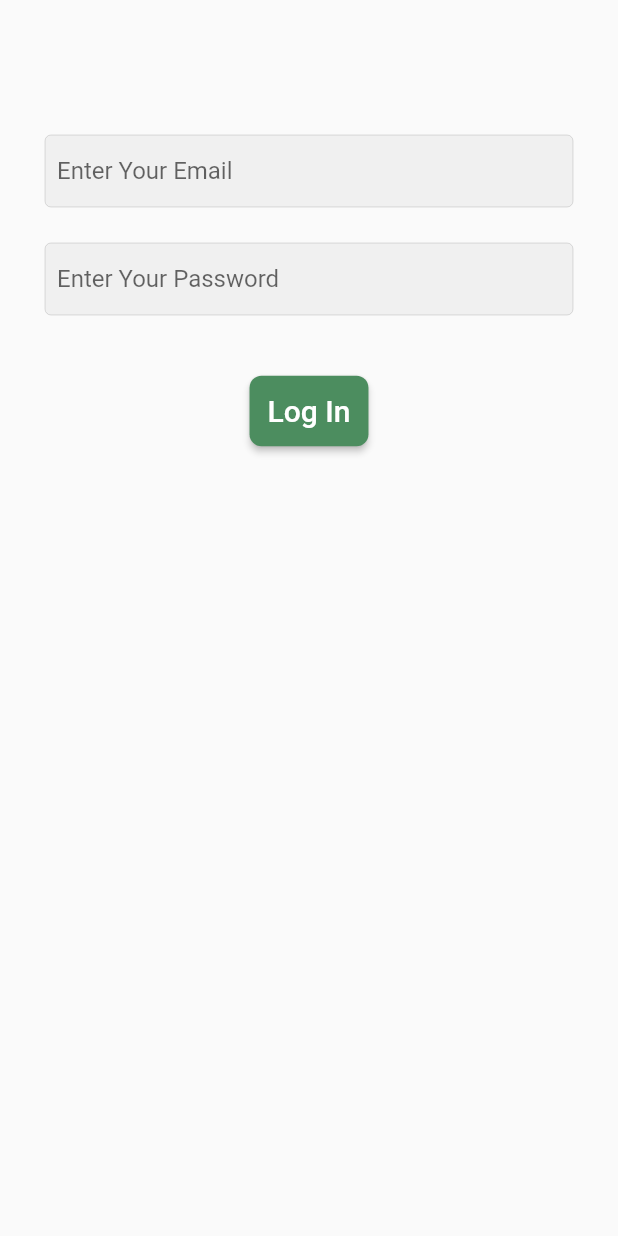
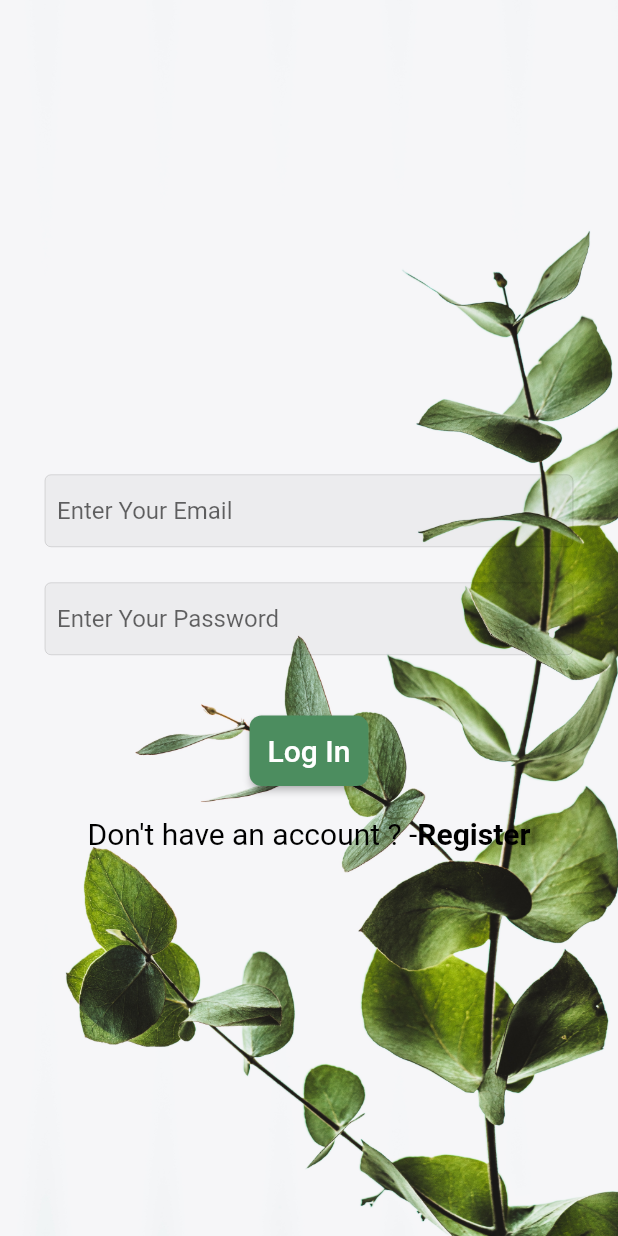
Before and after one commit to alaaRashed2001/flower, a Flutter app: the screen it shows after launch, on a phone screen of 412 x 824 dp. Run offline on Flutter 3.47's test engine with Material 2 defaults, Android fonts, the phone set to English and light mode, and no system bars.

Commit message:
finish logIn screen UI

```diff
--- a/lib/views/screens/login_screen.dart
+++ b/lib/views/screens/login_screen.dart
@@ -10,11 +10,23 @@ class LogInScreen extends StatelessWidget {
   @override
   Widget build(BuildContext context) {
     return Scaffold(
-      body: Center(
+      resizeToAvoidBottomInset: false,
+      body: Stack(
+        fit: StackFit.expand,
+        children: [
+          Positioned.fill(
+            child: Image.asset(
+              'assets/images/background.jpg',
+              fit: BoxFit.cover,
+            ),
+          ),
+          SafeArea(
+            child: Center(
               child: Padding(
                 padding: const EdgeInsets.all(30.0),
                 child: Column(
-            children: const [
+                  mainAxisAlignment: MainAxisAlignment.center,
+                  children: [
                     SizedBox(
                       height: 60,
                     ),
@@ -31,15 +43,46 @@ class LogInScreen extends StatelessWidget {
                       hintText: 'Enter Your Password',
                       isPassword: true,
                     ),
-              SizedBox(height: 40,),
+                    SizedBox(
+                      height: 40,
+                    ),
                     MyButton(
                       title: 'Log In',
                       backgroundColor: green,
+                    ),
+                    SizedBox(
+                      height: 20,
+                    ),
+                    Row(
+                      mainAxisAlignment: MainAxisAlignment.center,
+                      children: [
+                        Text(
+                          'Don\'t have an account ? -',
+                          style: TextStyle(
+                            color: Colors.black,
+                            fontSize: 20,
+                          ),
+                        ),
+                        InkWell(
+                          onTap: () {},
+                          child: Text(
+                            'Register',
+                            style: TextStyle(
+                              color: Colors.black,
+                              fontSize: 20,
+                              fontWeight: FontWeight.bold,
+                            ),
+                          ),
+                        )
+                      ],
                     ),
                   ],
                 ),
               ),
             ),
+          ),
+        ],
+      ),
     );
   }
 }
--- a/pubspec.yaml
+++ b/pubspec.yaml
@@ -46,7 +46,7 @@ dev_dependencies:
   # activated in the `analysis_options.yaml` file located at the root of your
   # package. See that file for information about deactivating specific lint
   # rules and activating additional ones.
-  flutter_lints: ^2.0.0
+  flutter_lints: ^2.0.1
 
 # For information on the generic Dart part of this file, see the
 # following page: https://dart.dev/tools/pub/pubspec
@@ -60,8 +60,8 @@ flutter:
   uses-material-design: true
 
   # To add assets to your application, add an assets section, like this:
-  # assets:
-  #   - images/a_dot_burr.jpeg
+  assets:
+    - assets/images/
   #   - images/a_dot_ham.jpeg
 
   # An image asset can refer to one or more resolution-specific "variants", see
```
Also changed, not shown: assets/images/background.jpg (added), lib/generated/assets.dart (added), lib/views/screens/signup_screen.dart (added). Lines whose indentation alone changed are shown as unchanged.
